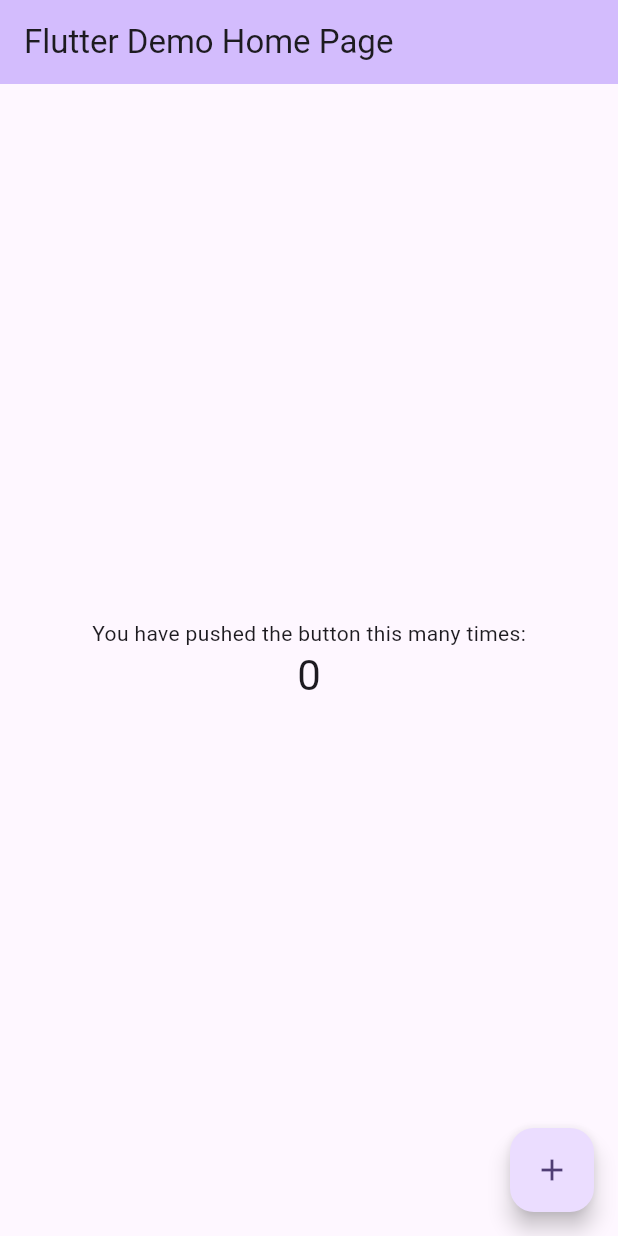
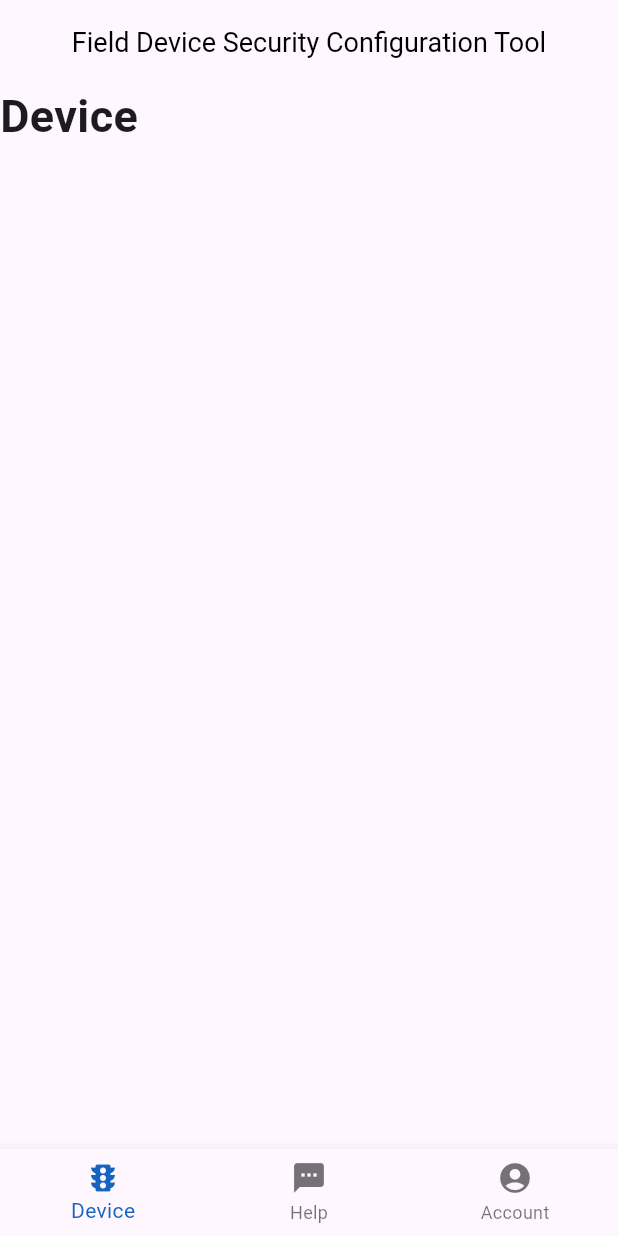
Before and after one commit to usdot-fhwa-OPS/Cybersecurity, a Flutter app: the screen it shows after launch, on a phone screen of 412 x 824 dp. Run offline on Flutter 3.47's test engine with Material 2 defaults, Android fonts, the phone set to English and light mode, and no system bars.

Commit message:
bottom nav bar + app bar

```diff
--- a/lib/main.dart
+++ b/lib/main.dart
@@ -1,3 +1,4 @@
+import 'package:cybersecurity_its_app/widgets/bottomnavbar.dart';
 import 'package:flutter/material.dart';
 
 void main() {
@@ -11,115 +12,13 @@ class MyApp extends StatelessWidget {
   @override
   Widget build(BuildContext context) {
     return MaterialApp(
-      title: 'Flutter Demo',
+      title: 'Cybersecurity ITS App',
+      debugShowCheckedModeBanner: false,
       theme: ThemeData(
-        // This is the theme of your application.
-        //
-        // TRY THIS: Try running your application with "flutter run". You'll see
-        // the application has a blue toolbar. Then, without quitting the app,
-        // try changing the seedColor in the colorScheme below to Colors.green
-        // and then invoke "hot reload" (save your changes or press the "hot
-        // reload" button in a Flutter-supported IDE, or press "r" if you used
-        // the command line to start the app).
-        //
-        // Notice that the counter didn't reset back to zero; the application
-        // state is not lost during the reload. To reset the state, use hot
-        // restart instead.
-        //
-        // This works for code too, not just values: Most code changes can be
-        // tested with just a hot reload.
         colorScheme: ColorScheme.fromSeed(seedColor: Colors.deepPurple),
         useMaterial3: true,
       ),
-      home: const MyHomePage(title: 'Flutter Demo Home Page'),
+      home: BottomNavBar(),
     );
   }
 }
-
-class MyHomePage extends StatefulWidget {
-  const MyHomePage({super.key, required this.title});
-
-  // This widget is the home page of your application. It is stateful, meaning
-  // that it has a State object (defined below) that contains fields that affect
-  // how it looks.
-
-  // This class is the configuration for the state. It holds the values (in this
-  // case the title) provided by the parent (in this case the App widget) and
-  // used by the build method of the State. Fields in a Widget subclass are
-  // always marked "final".
-
-  final String title;
-
-  @override
-  State<MyHomePage> createState() => _MyHomePageState();
-}
-
-class _MyHomePageState extends State<MyHomePage> {
-  int _counter = 0;
-
-  void _incrementCounter() {
-    setState(() {
-      // This call to setState tells the Flutter framework that something has
-      // changed in this State, which causes it to rerun the build method below
-      // so that the display can reflect the updated values. If we changed
-      // _counter without calling setState(), then the build method would not be
-      // called again, and so nothing would appear to happen.
-      _counter++;
-    });
-  }
-
-  @override
-  Widget build(BuildContext context) {
-    // This method is rerun every time setState is called, for instance as done
-    // by the _incrementCounter method above.
-    //
-    // The Flutter framework has been optimized to make rerunning build methods
-    // fast, so that you can just rebuild anything that needs updating rather
-    // than having to individually change instances of widgets.
-    return Scaffold(
-      appBar: AppBar(
-        // TRY THIS: Try changing the color here to a specific color (to
-        // Colors.amber, perhaps?) and trigger a hot reload to see the AppBar
-        // change color while the other colors stay the same.
-        backgroundColor: Theme.of(context).colorScheme.inversePrimary,
-        // Here we take the value from the MyHomePage object that was created by
-        // the App.build method, and use it to set our appbar title.
-        title: Text(widget.title),
-      ),
-      body: Center(
-        // Center is a layout widget. It takes a single child and positions it
-        // in the middle of the parent.
-        child: Column(
-          // Column is also a layout widget. It takes a list of children and
-          // arranges them vertically. By default, it sizes itself to fit its
-          // children horizontally, and tries to be as tall as its parent.
-          //
-          // Column has various properties to control how it sizes itself and
-          // how it positions its children. Here we use mainAxisAlignment to
-          // center the children vertically; the main axis here is the vertical
-          // axis because Columns are vertical (the cross axis would be
-          // horizontal).
-          //
-          // TRY THIS: Invoke "debug painting" (choose the "Toggle Debug Paint"
-          // action in the IDE, or press "p" in the console), to see the
-          // wireframe for each widget.
-          mainAxisAlignment: MainAxisAlignment.center,
-          children: <Widget>[
-            const Text(
-              'You have pushed the button this many times:',
-            ),
-            Text(
-              '$_counter',
-              style: Theme.of(context).textTheme.headlineMedium,
-            ),
-          ],
-        ),
-      ),
-      floatingActionButton: FloatingActionButton(
-        onPressed: _incrementCounter,
-        tooltip: 'Increment',
-        child: const Icon(Icons.add),
-      ), // This trailing comma makes auto-formatting nicer for build methods.
-    );
-  }
-}
--- /dev/null
+++ b/lib/widgets/bottomnavbar.dart
@@ -0,0 +1,68 @@
+import 'package:flutter/material.dart';
+
+class BottomNavBar extends StatefulWidget {
+  const BottomNavBar({super.key});
+
+  @override
+  State<BottomNavBar> createState() =>
+    _BottomNavBarState();
+  }
+
+class _BottomNavBarState extends State<BottomNavBar> {
+  int _selectedIndex = 0;
+  static const TextStyle optionStyle = TextStyle(fontSize: 30, fontWeight: FontWeight.bold);
+  static const List<Widget> _widgetOptions = <Widget> [
+    Text(
+      'Device',
+      style: optionStyle
+    ),
+    Text(
+      'Help',
+      style: optionStyle
+    ),
+    Text(
+      'Account',
+      style: optionStyle,
+    ),
+  ];
+
+  void _onItemTapped(int index) {
+    setState(() {
+      _selectedIndex = index;
+    });
+  }
+
+  @override
+  Widget build(BuildContext context) {
+    return Scaffold(
+      appBar: AppBar(
+        title: const Text('Field Device Security Configuration Tool'),
+        centerTitle: true,
+        titleTextStyle: const TextStyle(fontSize: 18, color: Colors.black),
+      ),
+      body: IndexedStack(
+        index: _selectedIndex,
+        children: _widgetOptions,
+      ),
+      bottomNavigationBar: BottomNavigationBar(
+        items: const <BottomNavigationBarItem>[
+          BottomNavigationBarItem(
+            icon: Icon(Icons.traffic),
+            label: 'Device',
+          ),
+          BottomNavigationBarItem(
+            icon: Icon(Icons.textsms),
+            label: 'Help',
+          ),
+          BottomNavigationBarItem(
+            icon: Icon(Icons.account_circle),
+            label: 'Account',
+          ),
+        ],
+        currentIndex: _selectedIndex,
+        selectedItemColor: Colors.blue[800],
+        onTap: _onItemTapped,
+      ),
+    );
+  }
+}
```
Also changed, not shown: 1 other file.
